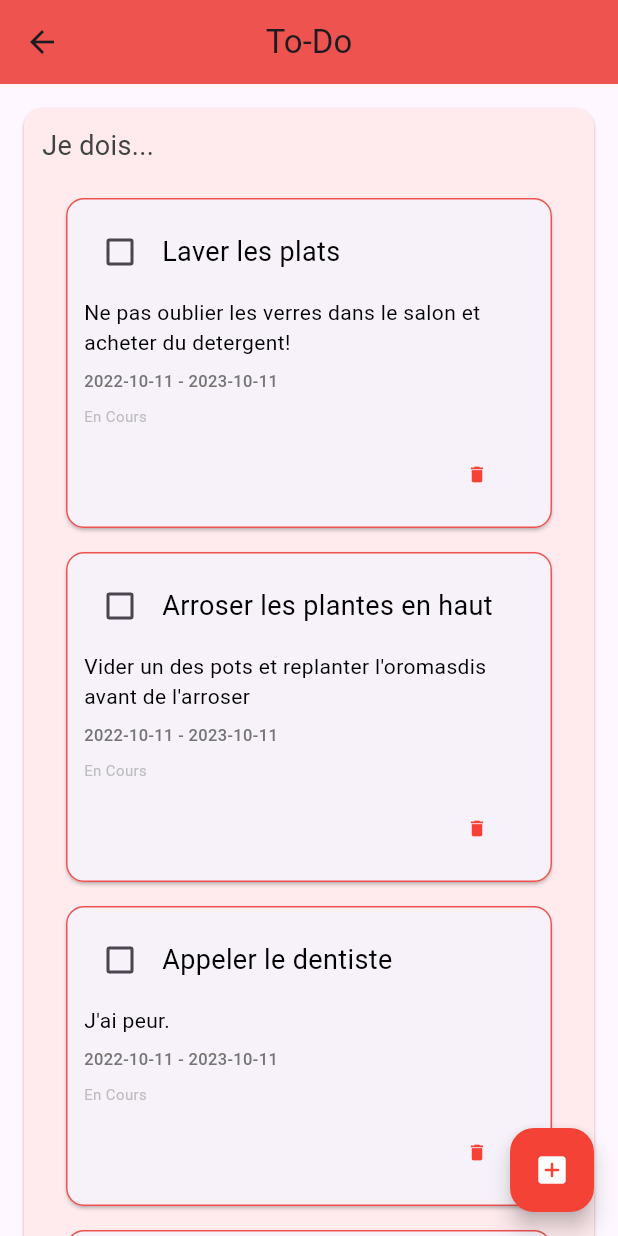
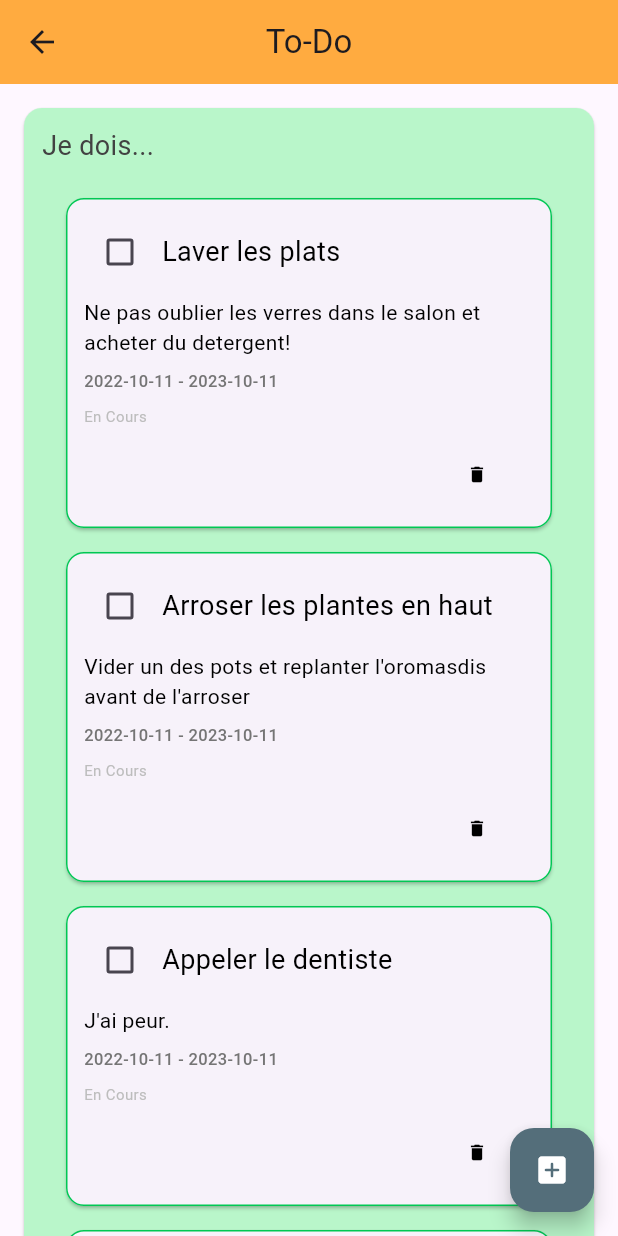
Before and after one commit to arshiAAMED/AppETS, a Flutter app: the screen it shows after launch, after a tap on "TO-DO", on a phone screen of 412 x 824 dp. Run offline on Flutter 3.47's test engine with Material 3 defaults, Android fonts, the phone set to English and light mode, and no system bars; our stand-ins replace dio, google_maps_flutter, image_cropper, image_picker; missing offline and left inert: dart:ffi, flutter_polyline_points; generated files the repository leaves out were written again; network calls fail.

Commit message:
merge final achraf-liu

```diff
--- a/project1/lib/main.dart
+++ b/project1/lib/main.dart
@@ -25,6 +25,9 @@ class MyApp extends StatelessWidget {
   Widget build(BuildContext context) {
     return MaterialApp(
       debugShowCheckedModeBanner: false,
+      theme: ThemeData(
+
+      ),
       routes: {
         '/': (context) => HomePage(),
         '/meteo' : (context) => MeteoPage(),
--- a/project1/lib/ui/pages/air/air.page.dart
+++ b/project1/lib/ui/pages/air/air.page.dart
@@ -85,10 +85,11 @@ class _AirPageState extends State<AirPage> {
 
   Widget build(BuildContext context) {
     return Scaffold(
+      backgroundColor: Colors.cyan[50],
       appBar: AppBar(
         title: Text("Qualité de l'air"),
         centerTitle: true,
-        backgroundColor: Colors.red[400],
+        backgroundColor: Colors.orangeAccent[200],
       ),
       body: ListView(
         children: <Widget>[
@@ -148,7 +149,8 @@ class _AirPageState extends State<AirPage> {
                                   Card(
                                     shape: RoundedRectangleBorder(
                                       side: BorderSide(
-                                        color: Colors.red.shade200,
+                                        width: 2,
+                                        color: Colors.green.shade900,
                                       ),
                                       borderRadius: BorderRadius.circular(12.0),
                                     ),
--- a/project1/lib/ui/pages/home/home.page.dart
+++ b/project1/lib/ui/pages/home/home.page.dart
@@ -15,9 +15,9 @@ class _HomePageState extends State<HomePage> {
   @override
   Widget build(BuildContext context) {
     return  Scaffold(
-      backgroundColor: Colors.cyan[50],
+      backgroundColor: Colors.white,
       appBar: AppBar(
-        backgroundColor: Colors.red[400],
+        backgroundColor: Colors.orangeAccent[200],
         title: Text(AppLocalizations.of(context)!.welcome),
         centerTitle: true,
       ),
@@ -42,7 +42,7 @@ class _HomePageState extends State<HomePage> {
                   borderRadius: BorderRadius.circular(15),
                   boxShadow: [
                     BoxShadow(
-                        color: Colors.red.shade400,
+                        color: Colors.greenAccent.shade200,
                         offset: Offset(1.0,19.0),
                         //blurRadius: 10,
                         spreadRadius: 2.0
@@ -71,6 +71,7 @@ class _HomePageState extends State<HomePage> {
               ],
             ),
             CardWidget(text: "Transport",path: '/transport',img: 'bus.png'),
+            CardWidget(text: "Routes",path: '/route',img: 'bus.png'),
             CardWidget(text: "TO-DO",path: '/to_do',img: 'checklist.png'),
             Row(
               children: [
--- a/project1/lib/ui/pages/meteo/meteo.page.dart
+++ b/project1/lib/ui/pages/meteo/meteo.page.dart
@@ -72,7 +72,10 @@ class _MeteoPageState extends State<MeteoPage> {
 
     return Scaffold(
       backgroundColor: Colors.white,
-        appBar: AppBar(backgroundColor: Colors.red[400],title: Text(widget.city?? 'Montréal'),),
+        appBar: AppBar(
+          title: Text(widget.city?? 'Montréal'),
+          backgroundColor: Colors.orangeAccent[200]
+        ),
         body:
         (weatherData == null)?const Center(child: CircularProgressIndicator(),):
             Column(
--- a/project1/lib/ui/pages/meteo/widgets/card.hourswidget.dart
+++ b/project1/lib/ui/pages/meteo/widgets/card.hourswidget.dart
@@ -15,7 +15,7 @@ class CardHoursWidget extends StatelessWidget {
       child: Padding(
         padding: const EdgeInsets.only(right: 10),
         child: Card(
-          color: Colors.red[50],
+          color: Colors.greenAccent[200],
           elevation: 6,
           child: Padding(
             padding: const EdgeInsets.only(left: 10, right: 10, bottom: 10),
--- a/project1/lib/ui/pages/parametre/parameter.page.dart
+++ b/project1/lib/ui/pages/parametre/parameter.page.dart
@@ -11,8 +11,9 @@ class _ParametrePageState extends State<ParametrePage> {
   @override
   Widget build(BuildContext context) {
     return  Scaffold(
+      backgroundColor: Colors.cyan[50],
       appBar: AppBar(
-        backgroundColor: Colors.red[400],
+        backgroundColor: Colors.orangeAccent[200],
         title: Text("Paramètres"),
       ),
       body: Center(child: Text("Paramètre page")),
--- a/project1/lib/ui/pages/route/route.page.dart
+++ b/project1/lib/ui/pages/route/route.page.dart
@@ -32,7 +32,7 @@ class _RoutePageState extends State<RoutePage>{
   Widget build(BuildContext context){
     return Scaffold(
       appBar: AppBar(
-        backgroundColor: Colors.red.shade400,
+        backgroundColor: Colors.orangeAccent[200],
         title:  Text(AppLocalizations.of(context)!.montrealtraffic),
         centerTitle: true,
       ),
@@ -46,7 +46,7 @@ class _RoutePageState extends State<RoutePage>{
           ),
           Center(
             child: Container(
-              height: 305,
+              height: 250,
               child: ListView(
                 children: avertissements.map((avertissement) => AvertissementCard(avertissement : avertissement)).toList()
               ),
--- a/project1/lib/ui/pages/to_do/to_do.page.dart
+++ b/project1/lib/ui/pages/to_do/to_do.page.dart
@@ -60,7 +60,7 @@ class _ToDoPageState extends State<ToDoPage> {
       appBar: AppBar(
         title: Text(AppLocalizations.of(context)!.todo),
         centerTitle: true,
-        backgroundColor: Colors.red[400],
+        backgroundColor: Colors.orangeAccent[200],
       ),
       body: ListView(
         children: toDoGroup.map((toDoChunk) => ToDoGroupTemplate(
@@ -162,7 +162,7 @@ class _ToDoPageState extends State<ToDoPage> {
           Icons.add_box_rounded,
           color: Colors.white,
         ),
-        backgroundColor: Colors.red[500],
+        backgroundColor: Colors.blueGrey[600],
       ),
     );
   }
--- a/project1/lib/ui/pages/to_do/to_do_group_template.widget.dart
+++ b/project1/lib/ui/pages/to_do/to_do_group_template.widget.dart
@@ -17,8 +17,8 @@ class _ToDoGroupTemplateState extends State<ToDoGroupTemplate> {
   @override
   Widget build(BuildContext context) {
     return Card(
-      shadowColor: Colors.red[400],
-      color: Colors.red[50],
+      shadowColor: Colors.black,
+      color: Colors.greenAccent[100],
       margin: EdgeInsets.fromLTRB(16.0, 16.0, 16.0, 0.0),
       child: Padding(
         padding: const EdgeInsets.all(12.0),
--- a/project1/lib/ui/pages/to_do/to_do_template.widget.dart
+++ b/project1/lib/ui/pages/to_do/to_do_template.widget.dart
@@ -34,7 +34,7 @@ class _ToDoTemplateState extends State<ToDoTemplate> {
       margin: EdgeInsets.fromLTRB(16.0, 16.0, 16.0, 0.0),
       shape: RoundedRectangleBorder(
         side: BorderSide(
-          color: Colors.red.shade400,
+          color: Colors.greenAccent.shade700,
         ),
         borderRadius: BorderRadius.circular(12.0),
       ),
@@ -93,7 +93,7 @@ class _ToDoTemplateState extends State<ToDoTemplate> {
                   onPressed: widget.delete,
                   icon: Icon(Icons.delete),
                   style: ButtonStyle(
-                    iconColor: MaterialStateProperty.all<Color>(Colors.red),
+                    iconColor: MaterialStateProperty.all<Color>(Colors.black),
                     iconSize: MaterialStateProperty.all(14.0),
                   ),
                   label: Text(''),
--- a/project1/lib/ui/pages/transport/DisponibilitésBIXI/BIXI.dart
+++ b/project1/lib/ui/pages/transport/DisponibilitésBIXI/BIXI.dart
@@ -28,7 +28,7 @@ class _PageBIXIState extends State<BIXI> {
       appBar: AppBar(
         title: Text('Disponibilités BIXI'),
         centerTitle: true,
-        backgroundColor: Colors.red[400],
+        backgroundColor: Colors.orangeAccent[200],
       ),
       body: ListView(
         children: lstBIXI.map((dispoBIXIItem) => dispoBIXItemplate(
--- a/project1/lib/ui/pages/transport/DisponibilitésBIXI/dispoBIXI.template_widget.dart
+++ b/project1/lib/ui/pages/transport/DisponibilitésBIXI/dispoBIXI.template_widget.dart
@@ -37,11 +37,11 @@ class dispoBIXItemplate extends StatelessWidget {
                     localisation,
                     style: TextStyle(
                       fontSize: 18.0,
-                      color: Colors.red.shade300,
+                      color: Colors.blueGrey.shade700,
                     ),
                   ),
                   SizedBox(width: 8.0),
-                  Icon(Icons.directions_bike_rounded, color: Colors.red.shade400),
+                  Icon(Icons.directions_bike_rounded, color: Colors.greenAccent.shade700),
                 ],
               ),
               SizedBox(height: 6.0),
--- a/project1/lib/ui/pages/transport/HoraireSTM/STM.dart
+++ b/project1/lib/ui/pages/transport/HoraireSTM/STM.dart
@@ -39,7 +39,7 @@ class _PageSTMState extends State<PageSTM> {
       appBar: AppBar(
         title: Text('Horaire STM'),
         centerTitle: true,
-        backgroundColor: Colors.red[400],
+        backgroundColor: Colors.orangeAccent[200],
       ),
       body: ListView(
         children: horaireGroup.map((HoraireSTMChunk) => HoraireSTMgroupeTemplate(
--- a/project1/lib/ui/pages/transport/HoraireSTM/horaireSTM.template_widget.dart
+++ b/project1/lib/ui/pages/transport/HoraireSTM/horaireSTM.template_widget.dart
@@ -39,11 +39,11 @@ class horaireSTMtemplate extends StatelessWidget {
                     numeroBus,
                     style: TextStyle(
                       fontSize: 18.0,
-                      color: Colors.red.shade300,
+                      color: Colors.orangeAccent.shade200,
                     ),
                   ),
                   SizedBox(width: 8.0),
-                  Icon(Icons.directions_bus_filled_rounded, color: Colors.red.shade400),
+                  Icon(Icons.directions_bus_filled_rounded, color: Colors.grey.shade600),
                 ],
               ),
               SizedBox(height: 6.0),
@@ -72,7 +72,7 @@ class horaireSTMtemplate extends StatelessWidget {
                       minutes,
                       style: TextStyle(
                         fontSize: 18.0,
-                        color: Colors.red.shade300,
+                        color: Colors.orange.shade600,
                       ),
                     ),
                   ),
--- a/project1/lib/ui/pages/transport/HoraireSTM/horaireSTMgroup.template_widget.dart
+++ b/project1/lib/ui/pages/transport/HoraireSTM/horaireSTMgroup.template_widget.dart
@@ -11,7 +11,7 @@ class HoraireSTMgroupeTemplate extends StatelessWidget {
   @override
   Widget build(BuildContext context) {
     return Card(
-      shadowColor: Colors.red[400],
+      shadowColor: Colors.orangeAccent[200],
       margin: EdgeInsets.fromLTRB(16.0, 16.0, 16.0, 0.0),
       child: Padding(
         padding: const EdgeInsets.all(12.0),
--- a/project1/lib/ui/pages/transport/transport.page.dart
+++ b/project1/lib/ui/pages/transport/transport.page.dart
@@ -17,7 +17,7 @@ class _TransportPageState extends State<TransportPage> {
       appBar: AppBar(
         title: Text('Transport'),
         centerTitle: true,
-        backgroundColor: Colors.red.shade400,
+        backgroundColor: Colors.orangeAccent.shade200,
       ),
       body: Center(
         child: Column(
@@ -96,8 +96,8 @@ class _TransportPageState extends State<TransportPage> {
           Navigator.push(context,
               MaterialPageRoute(builder: (context) => MapScreen()));
         },
-        child: Icon(Icons.map, color: Colors.red.shade400),
-        backgroundColor: Colors.red.shade50,
+        child: Icon(Icons.map, color: Colors.white),
+        backgroundColor: Colors.blueGrey.shade600,
       ),
       floatingActionButtonLocation: FloatingActionButtonLocation.endFloat,
     );
```
Also changed, not shown: project1/lib/ui/pages/home/widgets/Card.widget.dart (+5 -5 lines), project1/lib/ui/pages/profile/profile.page.dart (+5 -5 lines), project1/lib/ui/pages/temps/temps.page.dart (+11 -10 lines), project1/images/air-quality.png (added).
